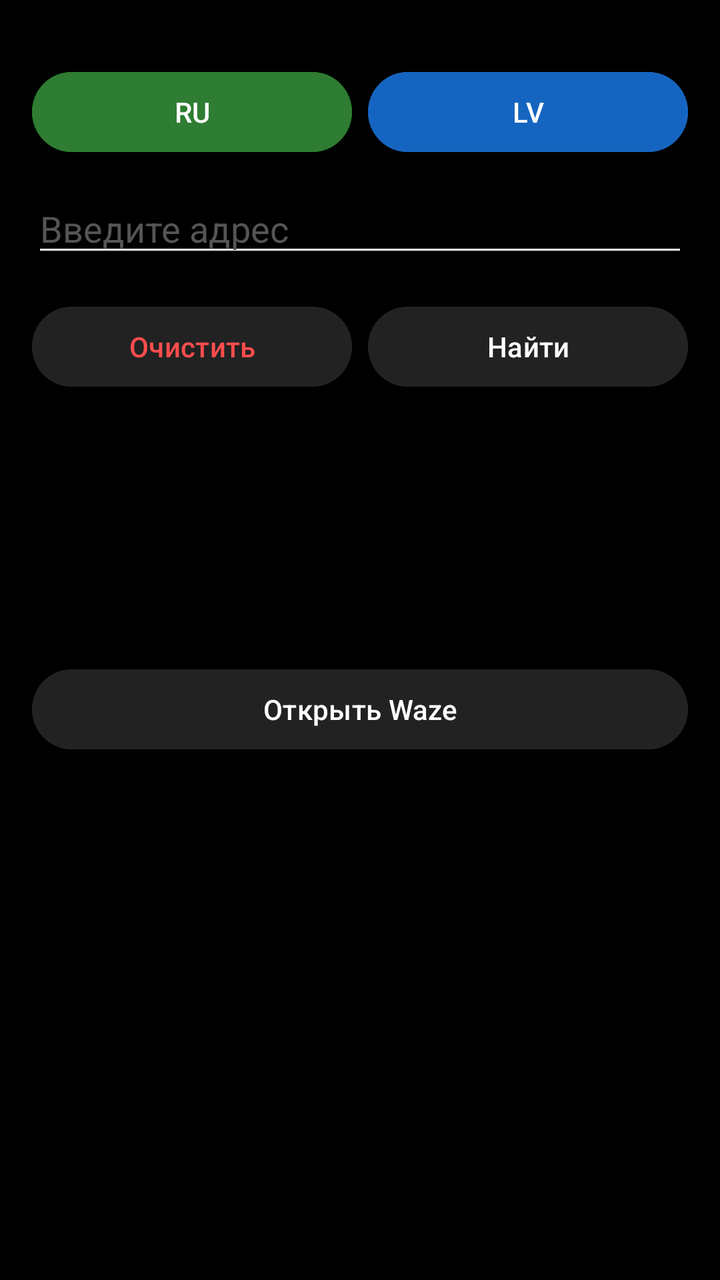
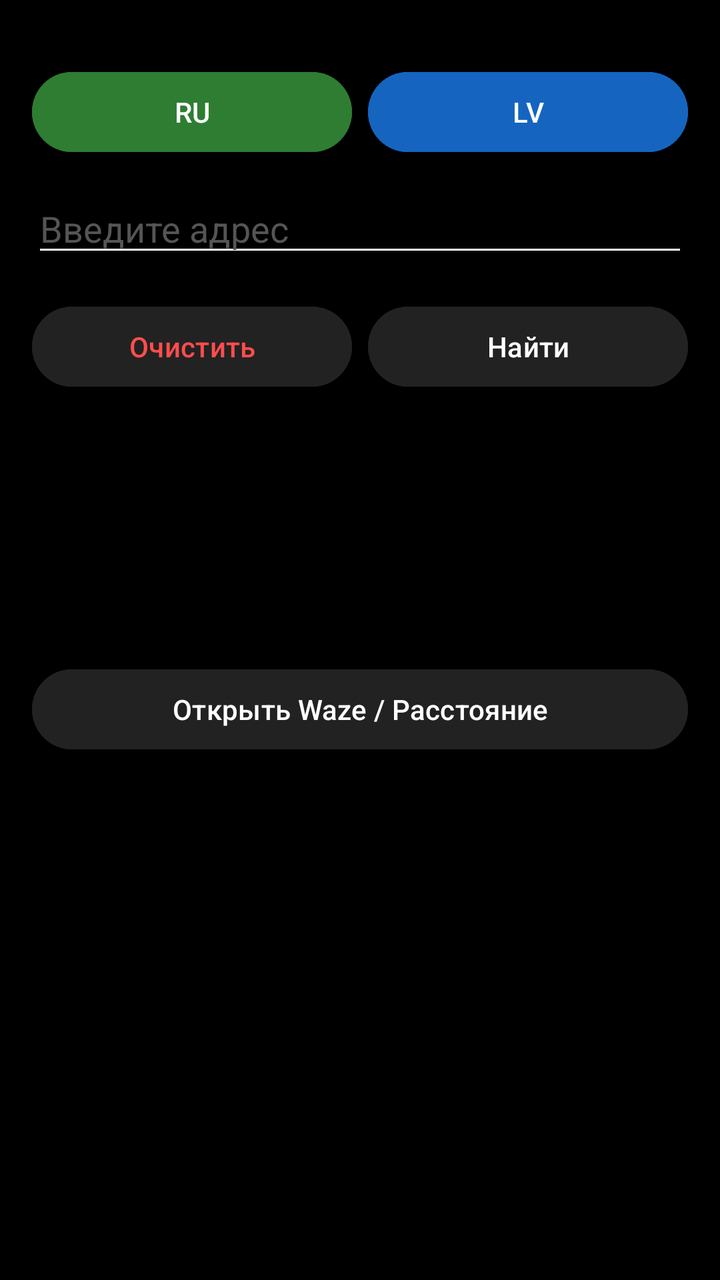

An Android layout rendered at two revisions. The XML below is the earlier revision; the diff shows what the commit changed to produce the second picture.
<!-- AndroidManifest.xml: application theme Theme.RigaAddressVoice -->
<!-- res/layout/activity_main.xml -->
<?xml version="1.0" encoding="utf-8"?>
<LinearLayout
    xmlns:android="http://schemas.android.com/apk/res/android"
    android:id="@+id/rootLayout"
    android:layout_width="match_parent"
    android:layout_height="match_parent"
    android:orientation="vertical"
    android:paddingTop="32dp"
    android:paddingStart="16dp"
    android:paddingEnd="16dp"
    android:paddingBottom="16dp"
    android:background="#000000">

    <LinearLayout
        android:layout_width="match_parent"
        android:layout_height="wrap_content"
        android:orientation="horizontal">

        <Button
            android:id="@+id/btnMicRu"
            android:layout_width="0dp"
            android:layout_height="wrap_content"
            android:layout_weight="1"
            android:text="RU"
            android:textColor="#FFFFFF"
            android:backgroundTint="#2E7D32" />

        <Button
            android:id="@+id/btnMicLv"
            android:layout_width="0dp"
            android:layout_height="wrap_content"
            android:layout_weight="1"
            android:layout_marginStart="8dp"
            android:text="LV"
            android:textColor="#FFFFFF"
            android:backgroundTint="#1565C0" />
    </LinearLayout>

    <EditText
        android:id="@+id/etInput"
        android:layout_width="match_parent"
        android:layout_height="wrap_content"
        android:layout_marginTop="12dp"
        android:hint="Введите адрес"
        android:textColor="#FFFFFF"
        android:textColorHint="#555555"
        android:backgroundTint="#FFFFFF"
        android:textSize="18sp" />

    <LinearLayout
        android:layout_width="match_parent"
        android:layout_height="wrap_content"
        android:orientation="horizontal"
        android:layout_marginTop="16dp">

        <Button
            android:id="@+id/btnReset"
            android:layout_width="0dp"
            android:layout_height="wrap_content"
            android:layout_weight="1"
            android:text="Очистить"
            android:textColor="#FF4D4D"
            android:backgroundTint="#222222" />

        <Button
            android:id="@+id/btnSearch"
            android:layout_width="0dp"
            android:layout_height="wrap_content"
            android:layout_weight="1"
            android:layout_marginStart="8dp"
            android:text="Найти"
            android:textColor="#FFFFFF"
            android:backgroundTint="#222222" />
    </LinearLayout>

    <TextView
        android:id="@+id/tvPrepared"
        android:layout_width="match_parent"
        android:layout_height="wrap_content"
        android:layout_marginTop="16dp"
        android:text=""
        android:textSize="15sp"
        android:textColor="#B0BEC5" />

    <TextView
        android:id="@+id/tvResult"
        android:layout_width="match_parent"
        android:layout_height="wrap_content"
        android:layout_marginTop="6dp"
        android:text=""
        android:textSize="18sp"
        android:textColor="#FFFFFF" />

    <TextView
        android:id="@+id/tvValidation"
        android:layout_width="match_parent"
        android:layout_height="wrap_content"
        android:layout_marginTop="6dp"
        android:text=""
        android:textSize="15sp"
        android:textColor="#B0BEC5" />

    <TextView
        android:id="@+id/tvCoords"
        android:layout_width="match_parent"
        android:layout_height="wrap_content"
        android:layout_marginTop="4dp"
        android:text=""
        android:textSize="15sp"
        android:textColor="#B0BEC5" />

    <Button
        android:id="@+id/btnWaze"
        android:layout_width="match_parent"
        android:layout_height="wrap_content"
        android:text="Открыть Waze"
        android:layout_marginTop="16dp"
        android:textColor="#FFFFFF"
        android:backgroundTint="#222222" />

    <androidx.recyclerview.widget.RecyclerView
        android:id="@+id/rvSuggestions"
        android:layout_width="match_parent"
        android:layout_height="0dp"
        android:layout_weight="1"
        android:layout_marginTop="12dp"
        android:clipToPadding="false"
        android:paddingBottom="8dp" />

</LinearLayout>
<!-- resources referenced by this layout -->
<resources>
  <style name="Theme.RigaAddressVoice" parent="Base.Theme.RigaAddressVoice" />
  <style name="Base.Theme.RigaAddressVoice" parent="Theme.Material3.Dark.NoActionBar">
          <item name="android:windowBackground">@android:color/black</item>
          <item name="android:statusBarColor">@android:color/black</item>
          <item name="android:navigationBarColor">@android:color/black</item>
          <item name="android:textColorPrimary">@android:color/white</item>
          <item name="android:textColorSecondary">@android:color/white</item>
          <item name="android:windowLightStatusBar">false</item>
          <item name="android:windowLightNavigationBar">false</item>
      </style>
</resources>

<!-- the commit's change to res/layout/activity_main.xml (unified diff, before → after) -->
@@ -113,7 +113,7 @@
         android:id="@+id/btnWaze"
         android:layout_width="match_parent"
         android:layout_height="wrap_content"
-        android:text="Открыть Waze"
+        android:text="Открыть Waze / Расстояние"
         android:layout_marginTop="16dp"
         android:textColor="#FFFFFF"
         android:backgroundTint="#222222" />
